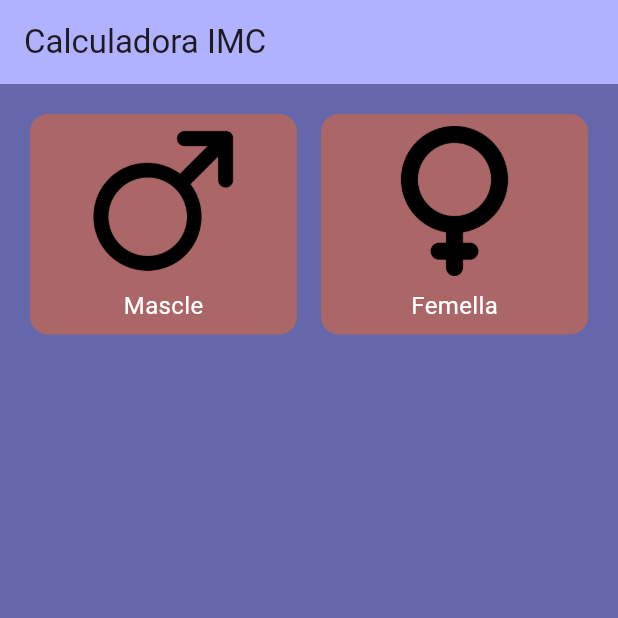
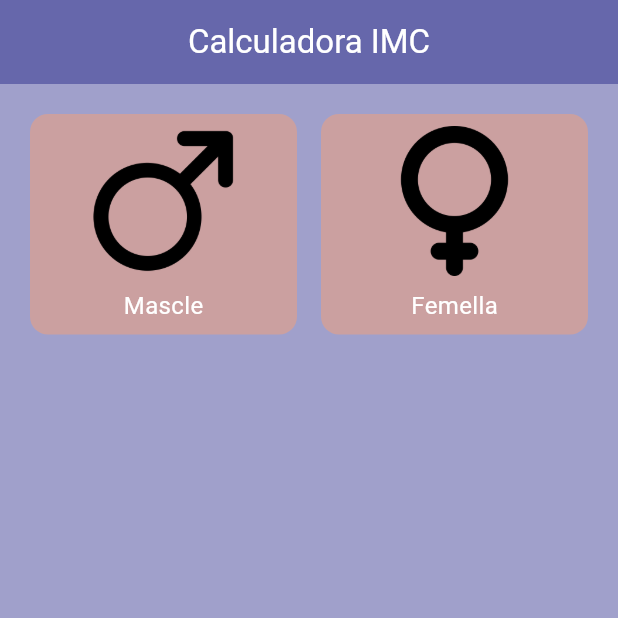
Before and after one commit to yagoyasser/flutter_calculadora_imc, a Flutter app: the screen it shows after launch, on a phone screen of 412 x 824 dp, the top half of it. Run offline on Flutter 3.47's test engine with Material 3 defaults, Android fonts, the light colour scheme and no system bars.

Commit message:
Reconfiguració colors tema. Centrar text AppBar

```diff
--- a/calculadora_imc/lib/main.dart
+++ b/calculadora_imc/lib/main.dart
@@ -17,7 +17,10 @@ class MainApp extends StatelessWidget {
         appBar:
           AppBar(
             backgroundColor: AppColors.primary,
-            title: Text("Calculadora IMC")),
+            title: Text("Calculadora IMC"),
+            foregroundColor: AppColors.textModeOscur,
+            centerTitle: true,
+          ),
         body: PantallaInici(),
       ),
     );
--- a/calculadora_imc/lib/nucli/app_colors.dart
+++ b/calculadora_imc/lib/nucli/app_colors.dart
@@ -1,14 +1,14 @@
 import 'package:flutter/material.dart';
 
 class AppColors {
-  static const Color primary = Color(0xFFB0B1FF);
-  static const Color secondaty = Color(0xFFFFB0B1);
-  static const Color accent = Color(0xFFB1FFB0);
+  static const Color primary = Color(0xFF6667AB);
+  static const Color secondary = Color(0xFFAB6667);
+  static const Color accent = Color(0xFF67AB66);
 
   // Fons
-  static const Color fons = Color(0xFF6667AB);
-  static const Color fonsComponent = Color(0xFFAB6667);
-  static const Color fonsComponentSeleccionat = Color(0xFF67ab66);
+  static const Color fons = Color(0xFFA0A0CB);
+  static const Color fonsComponent = Color(0xFFCBA0A0);
+  static const Color fonsComponentSeleccionat = Color(0xFFA0CBA0);
 
   // Text
   static const Color textModeClar = Colors.black;
```
